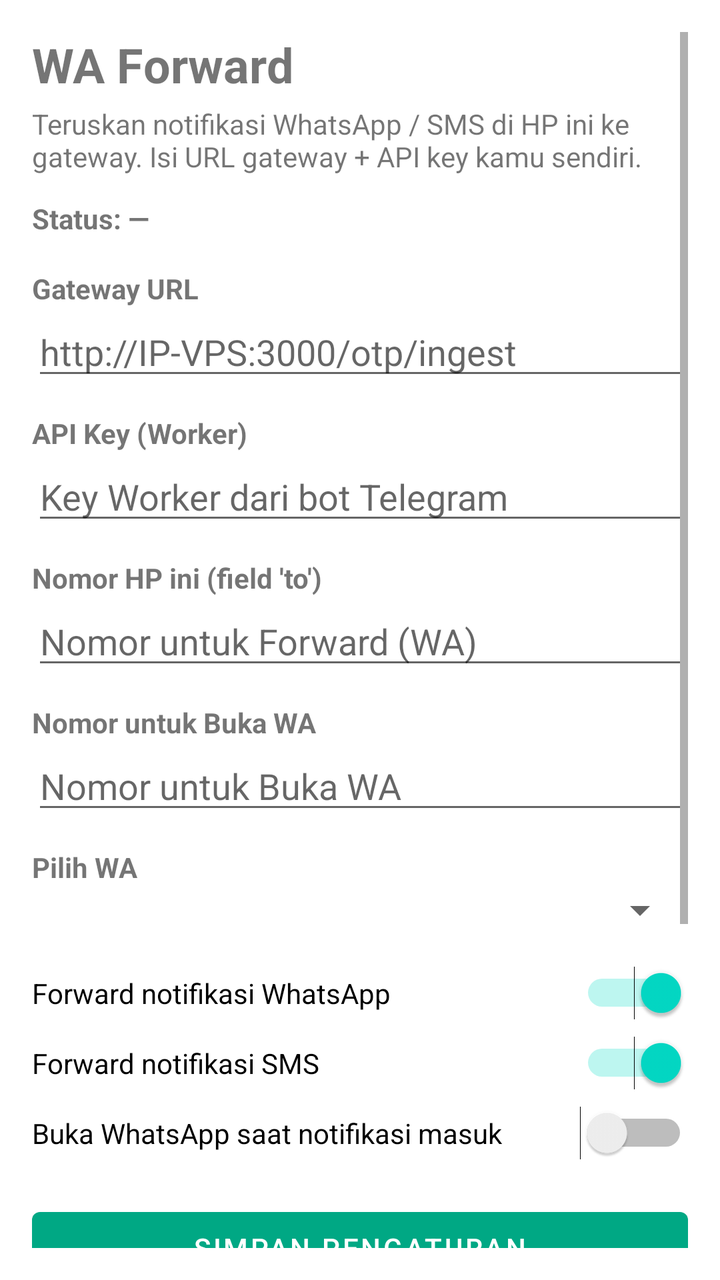
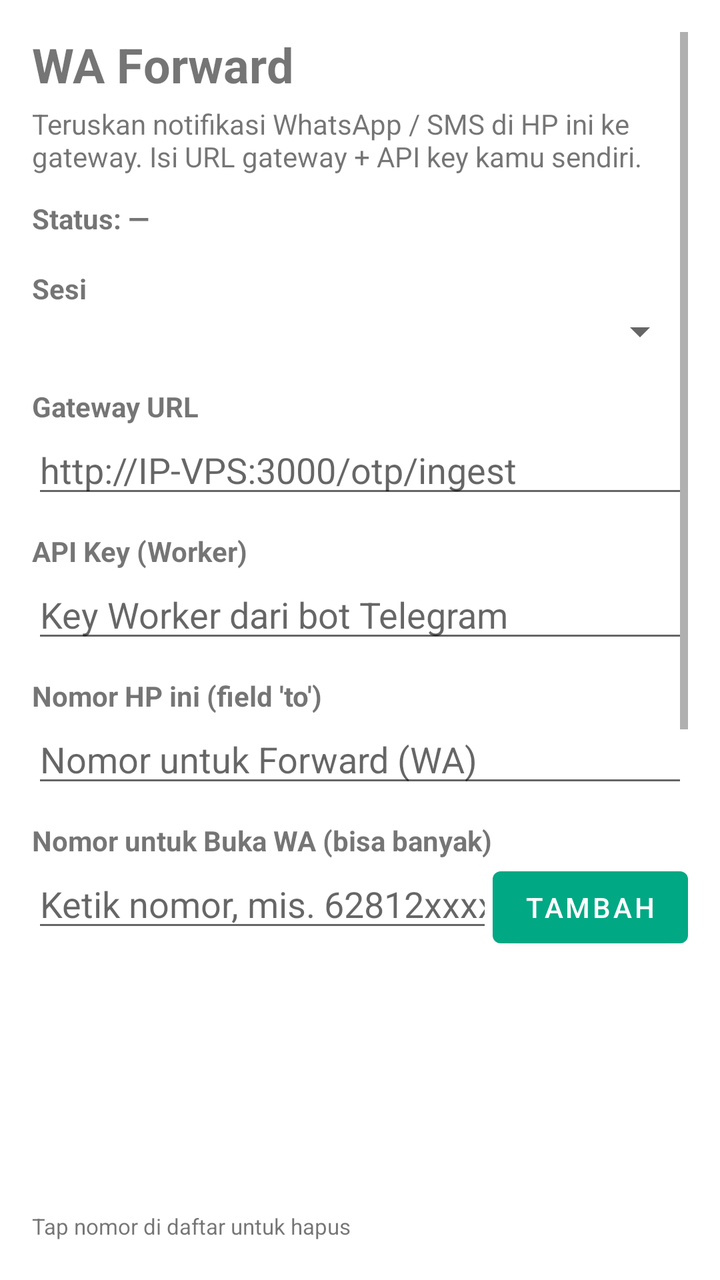

An Android layout rendered at two revisions. The XML below is the earlier revision; the diff shows what the commit changed to produce the second picture.
<!-- AndroidManifest.xml: application theme Theme.WAForward -->
<!-- res/layout/activity_main.xml -->
<?xml version="1.0" encoding="utf-8"?>
<ScrollView xmlns:android="http://schemas.android.com/apk/res/android"
    android:layout_width="match_parent"
    android:layout_height="match_parent"
    android:padding="16dp">

    <LinearLayout
        android:layout_width="match_parent"
        android:layout_height="wrap_content"
        android:orientation="vertical">

        <TextView
            android:layout_width="wrap_content"
            android:layout_height="wrap_content"
            android:text="WA Forward"
            android:textSize="24sp"
            android:textStyle="bold" />

        <TextView
            android:layout_width="wrap_content"
            android:layout_height="wrap_content"
            android:layout_marginTop="4dp"
            android:text="Teruskan notifikasi WhatsApp / SMS di HP ini ke gateway. Isi URL gateway + API key kamu sendiri."
            android:textSize="14sp" />

        <TextView
            android:id="@+id/tvStatus"
            android:layout_width="wrap_content"
            android:layout_height="wrap_content"
            android:layout_marginTop="12dp"
            android:text="Status: —"
            android:textSize="14sp"
            android:textStyle="bold" />

        <TextView
            android:layout_width="wrap_content"
            android:layout_height="wrap_content"
            android:layout_marginTop="16dp"
            android:text="Gateway URL"
            android:textSize="14sp"
            android:textStyle="bold" />

        <EditText
            android:id="@+id/etUrl"
            android:layout_width="match_parent"
            android:layout_height="wrap_content"
            android:hint="http://IP-VPS:3000/otp/ingest"
            android:inputType="textUri" />

        <TextView
            android:layout_width="wrap_content"
            android:layout_height="wrap_content"
            android:layout_marginTop="12dp"
            android:text="API Key (Worker)"
            android:textSize="14sp"
            android:textStyle="bold" />

        <EditText
            android:id="@+id/etApiKey"
            android:layout_width="match_parent"
            android:layout_height="wrap_content"
            android:hint="Key Worker dari bot Telegram"
            android:inputType="textPassword" />

        <TextView
            android:layout_width="wrap_content"
            android:layout_height="wrap_content"
            android:layout_marginTop="12dp"
            android:text="Nomor HP ini (field 'to')"
            android:textSize="14sp"
            android:textStyle="bold" />

        <EditText
            android:id="@+id/etTo"
            android:layout_width="match_parent"
            android:layout_height="wrap_content"
            android:hint="Nomor untuk Forward (WA)"
            android:inputType="phone" />

        <TextView
            android:layout_width="match_parent"
            android:layout_height="wrap_content"
            android:layout_marginTop="12dp"
            android:text="Nomor untuk Buka WA"
            android:textSize="14sp"
            android:textStyle="bold" />

        <EditText
            android:id="@+id/etOpenWaNum"
            android:layout_width="match_parent"
            android:layout_height="wrap_content"
            android:hint="Nomor untuk Buka WA"
            android:inputType="phone" />

        <TextView
            android:layout_width="match_parent"
            android:layout_height="wrap_content"
            android:layout_marginTop="12dp"
            android:text="Pilih WA"
            android:textSize="14sp"
            android:textStyle="bold" />

        <Spinner
            android:id="@+id/spWaChoice"
            android:layout_width="match_parent"
            android:layout_height="wrap_content" />

        <EditText
            android:id="@+id/etClonePkg"
            android:layout_width="match_parent"
            android:layout_height="wrap_content"
            android:hint="Package name WA Clone"
            android:inputType="text"
            android:visibility="gone" />

        <Switch
            android:id="@+id/swForwardWa"
            android:layout_width="match_parent"
            android:layout_height="wrap_content"
            android:layout_marginTop="16dp"
            android:checked="true"
            android:text="Forward notifikasi WhatsApp" />

        <Switch
            android:id="@+id/swForwardSms"
            android:layout_width="match_parent"
            android:layout_height="wrap_content"
            android:layout_marginTop="8dp"
            android:checked="true"
            android:text="Forward notifikasi SMS" />

        <Switch
            android:id="@+id/swOpenWa"
            android:layout_width="match_parent"
            android:layout_height="wrap_content"
            android:layout_marginTop="8dp"
            android:text="Buka WhatsApp saat notifikasi masuk" />

        <Button
            android:id="@+id/btnSave"
            android:layout_width="match_parent"
            android:layout_height="wrap_content"
            android:layout_marginTop="20dp"
            android:text="Simpan Pengaturan" />

        <Button
            android:id="@+id/btnPermission"
            android:layout_width="match_parent"
            android:layout_height="wrap_content"
            android:layout_marginTop="8dp"
            android:text="Buka Izin Notifikasi" />

        <Button
            android:id="@+id/btnStart"
            android:layout_width="match_parent"
            android:layout_height="wrap_content"
            android:layout_marginTop="8dp"
            android:text="Mulai Service" />

        <TextView
            android:layout_width="wrap_content"
            android:layout_height="wrap_content"
            android:layout_marginTop="16dp"
            android:text="Cara pakai:\n1. Isi Gateway URL + API Key + nomor HP ini, Simpan.\n2. Tap 'Buka Izin Notifikasi' → aktifkan WA Forward.\n3. Tap 'Mulai Service'.\n4. Matikan optimasi baterai untuk app ini agar tidak dibunuh Android."
            android:textSize="13sp" />

    </LinearLayout>
</ScrollView>
<!-- resources referenced by this layout -->
<resources>
  <style name="Theme.WAForward" parent="Theme.MaterialComponents.DayNight.DarkActionBar">
          <item name="colorPrimary">#00A884</item>
          <item name="colorPrimaryVariant">#008069</item>
          <item name="colorOnPrimary">#FFFFFF</item>
      </style>
</resources>

<!-- the commit's change to res/layout/activity_main.xml (unified diff, before → after) -->
@@ -36,6 +36,19 @@
             android:layout_width="wrap_content"
             android:layout_height="wrap_content"
             android:layout_marginTop="16dp"
+            android:text="Sesi"
+            android:textSize="14sp"
+            android:textStyle="bold" />
+
+        <Spinner
+            android:id="@+id/spSession"
+            android:layout_width="match_parent"
+            android:layout_height="wrap_content" />
+
+        <TextView
+            android:layout_width="wrap_content"
+            android:layout_height="wrap_content"
+            android:layout_marginTop="16dp"
             android:text="Gateway URL"
             android:textSize="14sp"
             android:textStyle="bold" />
@@ -81,16 +94,42 @@
             android:layout_width="match_parent"
             android:layout_height="wrap_content"
             android:layout_marginTop="12dp"
-            android:text="Nomor untuk Buka WA"
-            android:textSize="14sp"
-            android:textStyle="bold" />
-
-        <EditText
-            android:id="@+id/etOpenWaNum"
-            android:layout_width="match_parent"
-            android:layout_height="wrap_content"
-            android:hint="Nomor untuk Buka WA"
-            android:inputType="phone" />
+            android:text="Nomor untuk Buka WA (bisa banyak)"
+            android:textSize="14sp"
+            android:textStyle="bold" />
+
+        <LinearLayout
+            android:layout_width="match_parent"
+            android:layout_height="wrap_content"
+            android:orientation="horizontal">
+
+            <EditText
+                android:id="@+id/etOpenWaNum"
+                android:layout_width="0dp"
+                android:layout_height="wrap_content"
+                android:layout_weight="1"
+                android:hint="Ketik nomor, mis. 62812xxxx"
+                android:inputType="phone" />
+
+            <Button
+                android:id="@+id/btnAddNumber"
+                android:layout_width="wrap_content"
+                android:layout_height="wrap_content"
+                android:text="Tambah" />
+        </LinearLayout>
+
+        <ListView
+            android:id="@+id/lvNumbers"
+            android:layout_width="match_parent"
+            android:layout_height="120dp"
+            android:layout_marginTop="4dp" />
+
+        <TextView
+            android:layout_width="match_parent"
+            android:layout_height="wrap_content"
+            android:layout_marginTop="4dp"
+            android:text="Tap nomor di daftar untuk hapus"
+            android:textSize="11sp" />
 
         <TextView
             android:layout_width="match_parent"
@@ -136,6 +175,14 @@
             android:layout_marginTop="8dp"
             android:text="Buka WhatsApp saat notifikasi masuk" />
 
+        <Switch
+            android:id="@+id/swAutoOpenOrder"
+            android:layout_width="match_parent"
+            android:layout_height="wrap_content"
+            android:layout_marginTop="8dp"
+            android:checked="true"
+            android:text="Auto-buka chat dari order bot Telegram" />
+
         <Button
             android:id="@+id/btnSave"
             android:layout_width="match_parent"
